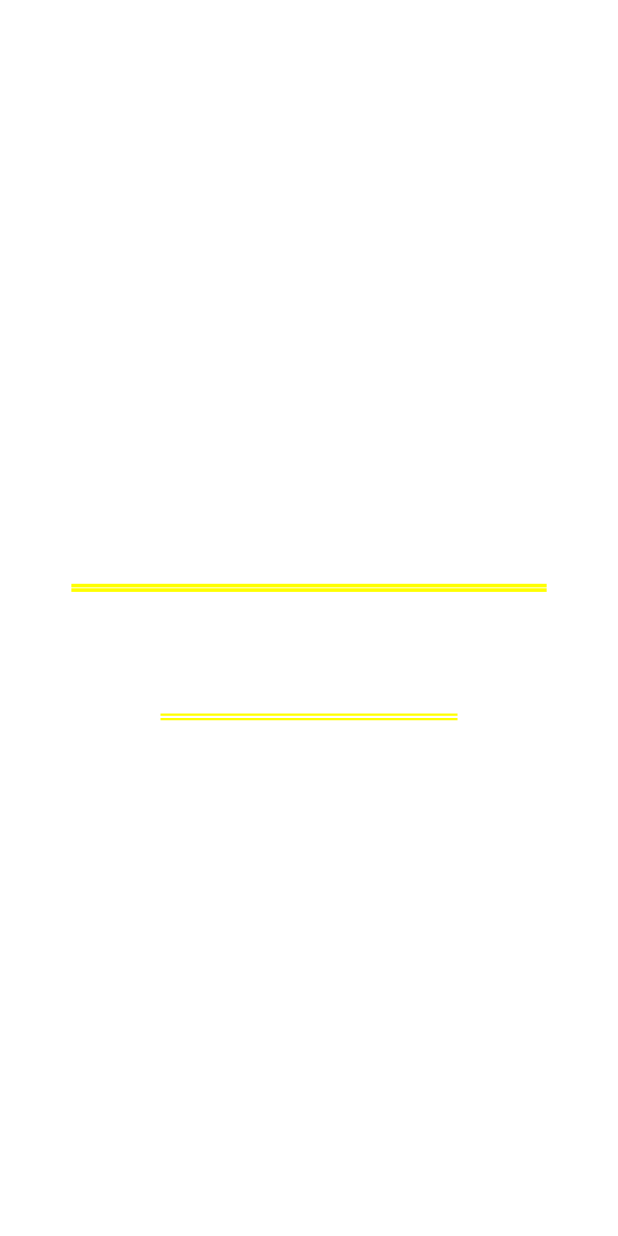
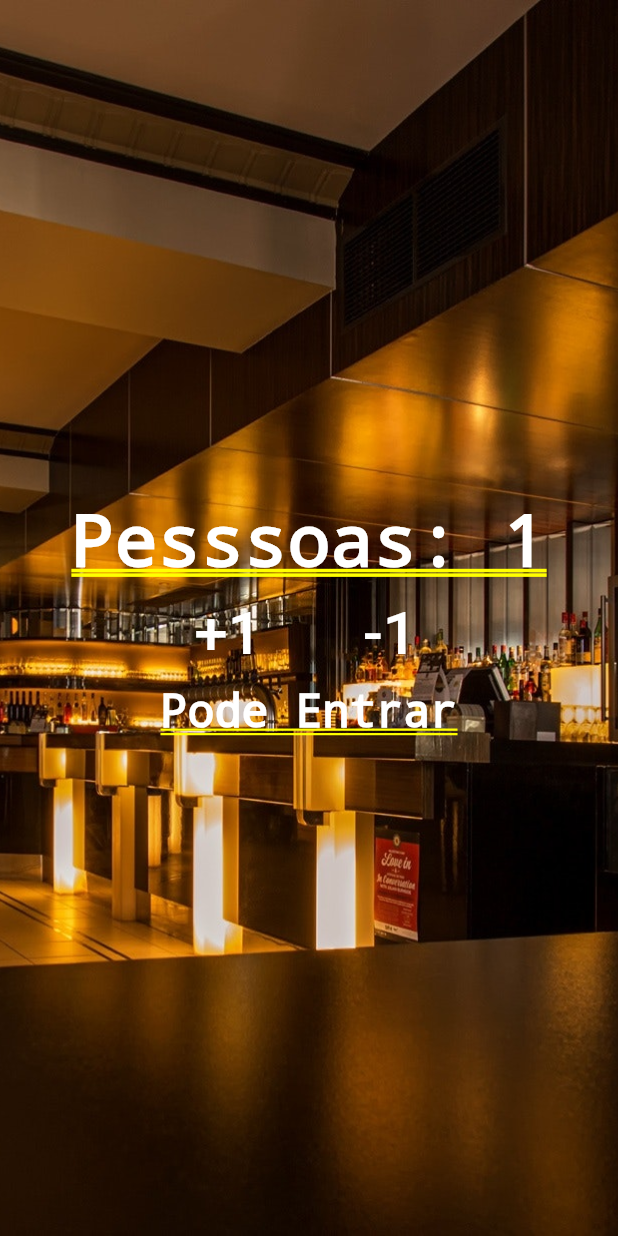
Before and after one commit to cadudias/flutter-samples, a Flutter app: the screen it shows after launch, after a tap on "+1", on a phone screen of 412 x 824 dp. Run offline on Flutter 3.47's test engine with Material 2 defaults, Android fonts, the phone set to English and light mode, and no system bars.

Commit message:
adicionar funcionalidade do contador e img do restaurante

```diff
--- a/contador_de_pessoas/lib/main.dart
+++ b/contador_de_pessoas/lib/main.dart
@@ -4,26 +4,81 @@ void main() {
   runApp(MaterialApp(
       // o runApp recebe um widger MaterialApp
       title: "Contadsor de Pessoas",
-      home: Column(
-          mainAxisAlignment: MainAxisAlignment.center,
-          children: <Widget>[
-            Text("Pesssoas: 0",
-                style: TextStyle(color: Colors.white, fontWeight: FontWeight.bold)),
-            Row(children: <Widget>[
-              FlatButton(
-                  child: Text("+1",
-                      style: TextStyle(fontSize: 40.0, color: Colors.white)),
-                  onPressed: () {}),
-              FlatButton(
-                  child: Text("+1",
-                      style: TextStyle(fontSize: 40.0, color: Colors.white)),
-                      onPressed: () {})
+      home: Home()));
+}
+
+class Home extends StatefulWidget {
+  @override
+  _HomeState createState() => _HomeState();
+}
+
+class _HomeState extends State<Home> {
+
+  int _people = 0;
+  String _infoText = "Pode entrar!";
+
+  void _changePeople(int delta)
+  {
+    // setState executa o codigo e atualiza  atela, só refaz as partes modificadas
+    setState((){
+      _people += delta;
+
+      if(_people < 0)
+      {
+        _infoText = "Mundo invertido";
+      }
+      else if(_people <= 10)
+      {
+        _infoText = "Pode Entrar";
+      }else
+      {
+        _infoText = "Lotado!";
+      }
+    });
+  }
+
+  @override
+  // essa função build é chamada sempre que queremos modificar alguma coisa no nosso layout
+  Widget build(BuildContext context) {
+    return Stack(children: <Widget>[
+      Image.asset(
+        "images/restaurant.jpg",
+        fit: BoxFit.cover,
+        height: 1000.0,
+      ),
+      Column(mainAxisAlignment: MainAxisAlignment.center, children: <Widget>[
+        Text("Pesssoas: $_people",
+            style:
+            TextStyle(color: Colors.white, fontWeight: FontWeight.bold)),
+        Row(mainAxisAlignment: MainAxisAlignment.center, children: <Widget>[
+          Padding(
+            padding: EdgeInsets.all(10.0),
+            child: FlatButton(
+                child: Text(
+                    "+1",
+                    style: TextStyle(fontSize: 40.0, color: Colors.white)
+                ),
+                onPressed: () {
+                  _changePeople(1);
+                }),
+          ),
+          Padding(
+              padding: EdgeInsets.all(10.0),
+              child: FlatButton(
+                  child: Text(
+                      "-1",
+                      style: TextStyle(fontSize: 40.0, color: Colors.white)
+                  ),
+                  onPressed: () {
+                    _changePeople(-1);
+                  }))
         ]),
-            Text("Pode Entrar",
+        Text(_infoText,
             style: TextStyle(
                 color: Colors.white,
                 fontWeight: FontWeight.bold,
                 fontSize: 30.0))
       ]) // as telas tbm soa widgets
-      ));
+    ]);
   }
+}
--- a/contador_de_pessoas/pubspec.yaml
+++ b/contador_de_pessoas/pubspec.yaml
@@ -41,9 +41,8 @@ flutter:
   uses-material-design: true
 
   # To add assets to your application, add an assets section, like this:
-  # assets:
-  #  - images/a_dot_burr.jpeg
-  #  - images/a_dot_ham.jpeg
+  assets:
+  - images/restaurant.jpg
 
   # An image asset can refer to one or more resolution-specific "variants", see
   # https://flutter.dev/assets-and-images/#resolution-aware.
```
Also changed, not shown: contador_de_pessoas/images/restaurant.jpg (added). Lines whose indentation alone changed are shown as unchanged.
